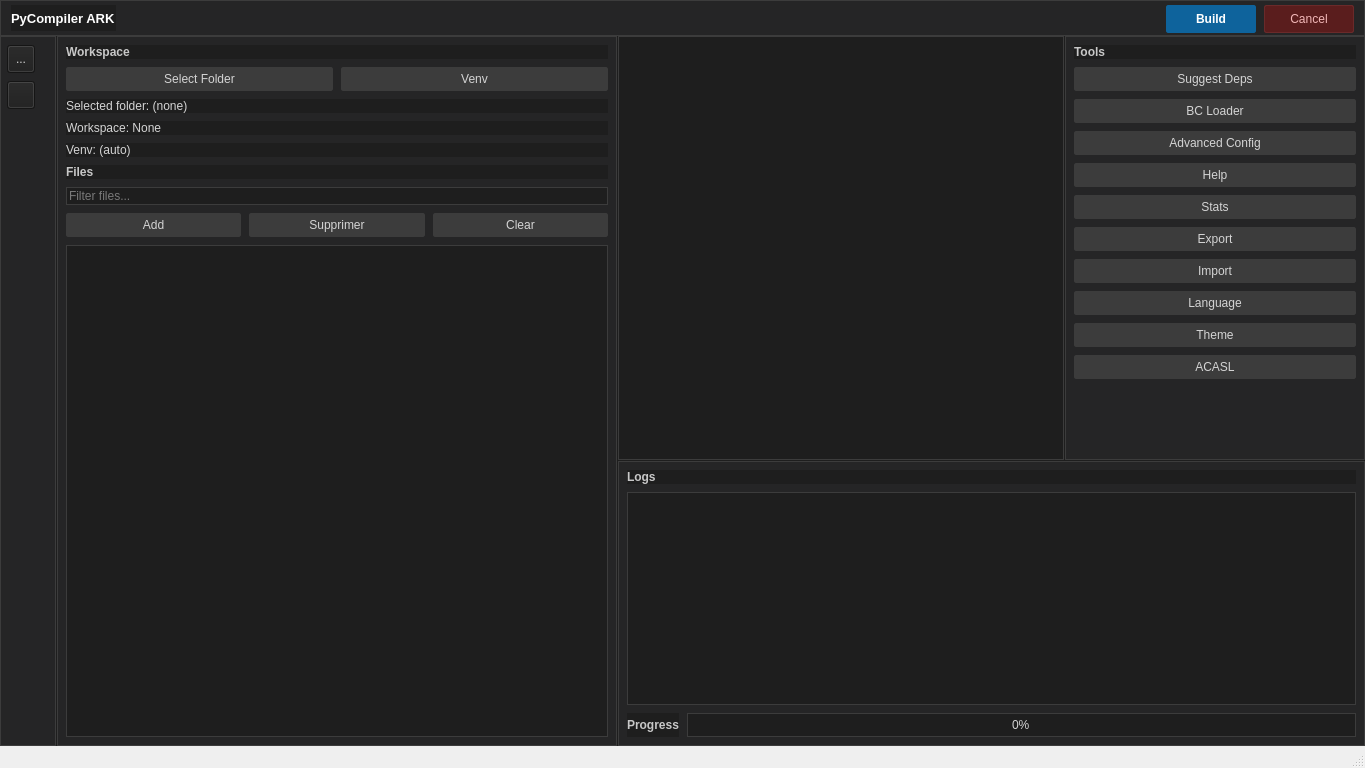
First picture: the form in ui/ui_ide_design2.ui, repository raidos23/PyCompiler_ARK, before the edit.
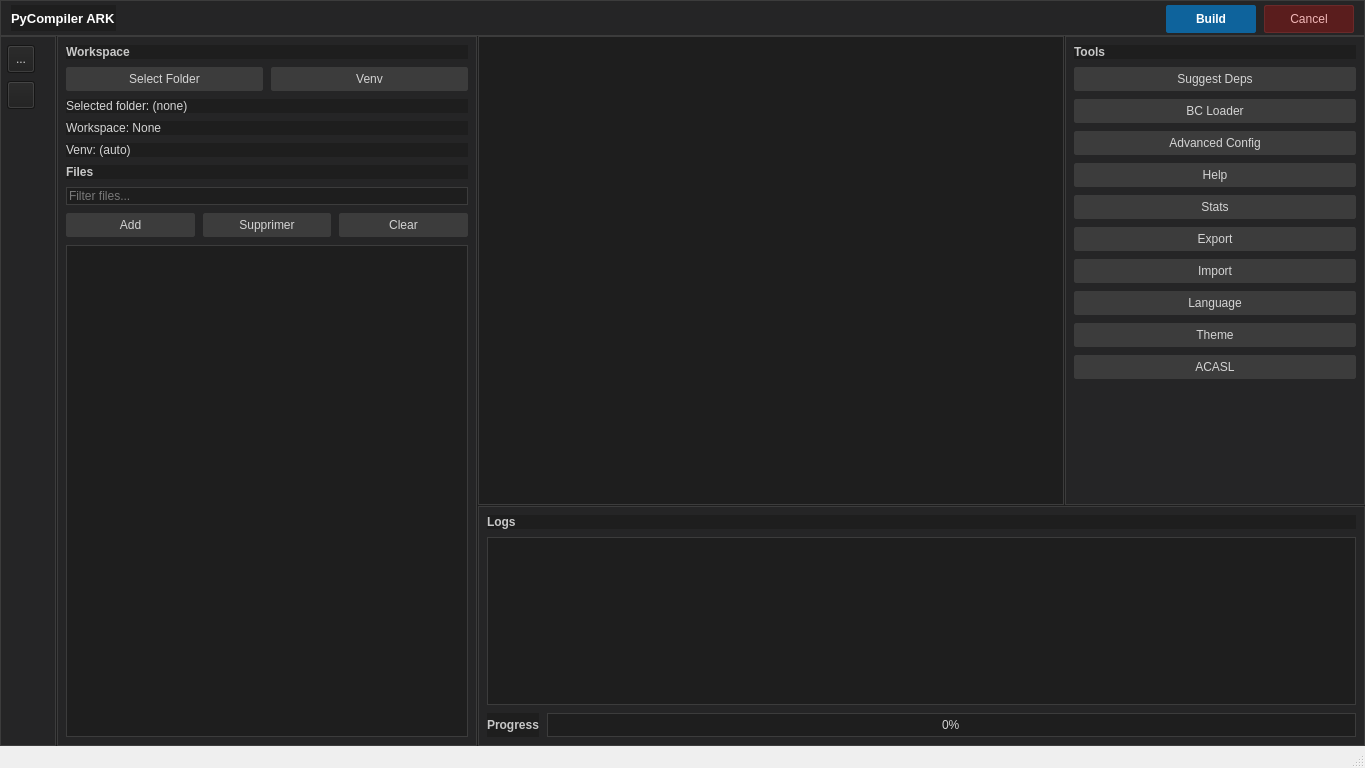
Second picture: the form after the edit.

Commit message:
feat(gui-ide): ajouter status bar et ajuster layout
- Ajoute un status bar fixe avec infos dynamiques (workspace, files, engine, progress).\n- Force la creation de la status bar quand le UI est charge via QUiLoader.\n- Reduit la largeur du panneau workspace et la hauteur du panel log pour une UI plus stable.\n- Active l'auto-resize ecran pour le mode IDE.

Patch:
```diff
--- a/ui/ui_ide_design2.ui
+++ b/ui/ui_ide_design2.ui
@@ -264,13 +264,13 @@
       <widget class="QFrame" name="workspace_panel">
        <property name="minimumSize">
         <size>
-         <width>340</width>
+         <width>260</width>
          <height>0</height>
         </size>
        </property>
        <property name="maximumSize">
         <size>
-         <width>560</width>
+         <width>420</width>
          <height>16777215</height>
         </size>
        </property>
@@ -534,6 +534,18 @@
         </widget>
        </widget>
        <widget class="QFrame" name="logs_panel">
+        <property name="minimumSize">
+         <size>
+          <width>0</width>
+          <height>160</height>
+         </size>
+        </property>
+        <property name="maximumSize">
+         <size>
+          <width>16777215</width>
+          <height>240</height>
+         </size>
+        </property>
         <property name="frameShape">
          <enum>QFrame::Shape::StyledPanel</enum>
         </property>
```
Left out of the diff: 6 changed lines with no effect on the pictures. The commit also changes 1 other file.
